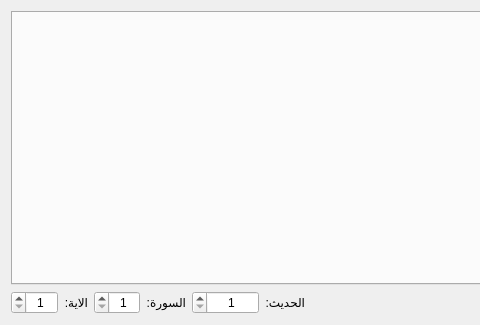
First picture: the form in src/bookeditorview.ui, repository boussouira/moltaqa, before the edit; both pictures show x 0 to 480 and y 0 to 325 of the 773 by 325 pixel window.
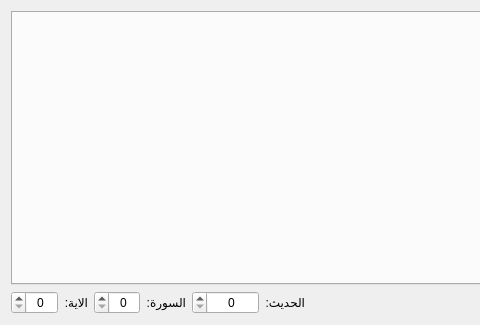
Second picture: the form after the edit.

What changed in the file:
```diff
--- a/src/bookeditorview.ui
+++ b/src/bookeditorview.ui
@@ -106,9 +106,6 @@
           <property name="alignment">
            <set>Qt::AlignCenter</set>
           </property>
-          <property name="minimum">
-           <number>1</number>
-          </property>
           <property name="maximum">
            <number>999999999</number>
           </property>
@@ -135,9 +132,6 @@
           <property name="alignment">
            <set>Qt::AlignCenter</set>
           </property>
-          <property name="minimum">
-           <number>1</number>
-          </property>
           <property name="maximum">
            <number>114</number>
           </property>
@@ -155,9 +149,6 @@
           <property name="alignment">
            <set>Qt::AlignCenter</set>
           </property>
-          <property name="minimum">
-           <number>1</number>
-          </property>
           <property name="maximum">
            <number>300</number>
           </property>
```
Left out of the diff: 6 changed lines with no effect on the pictures.
